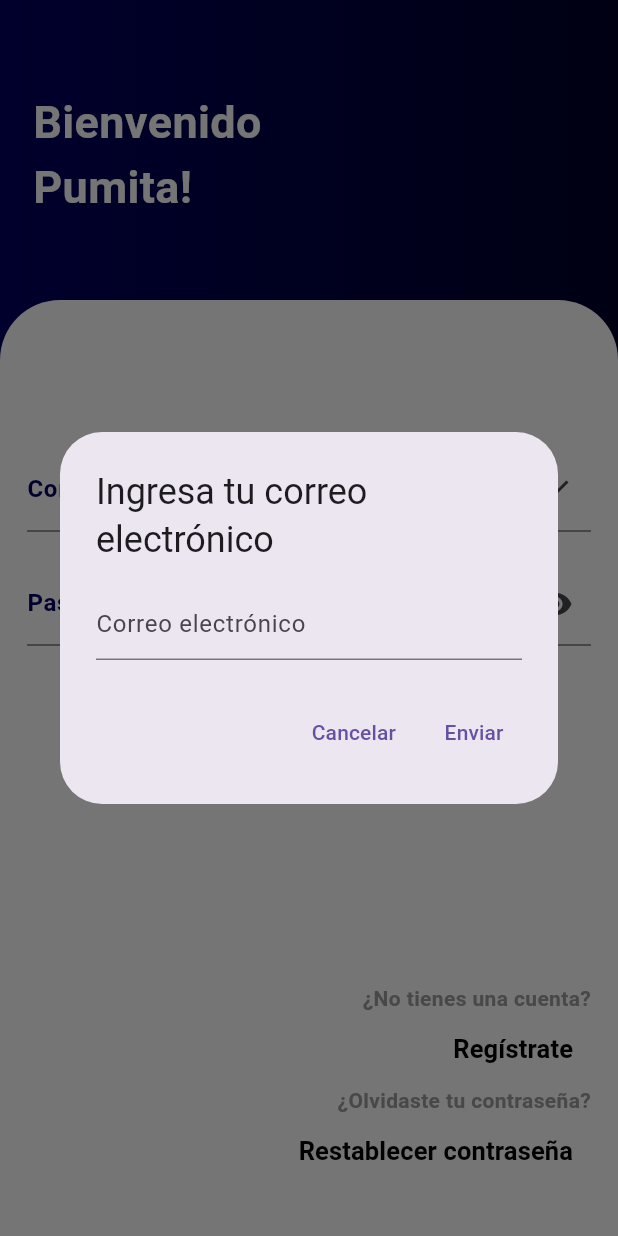
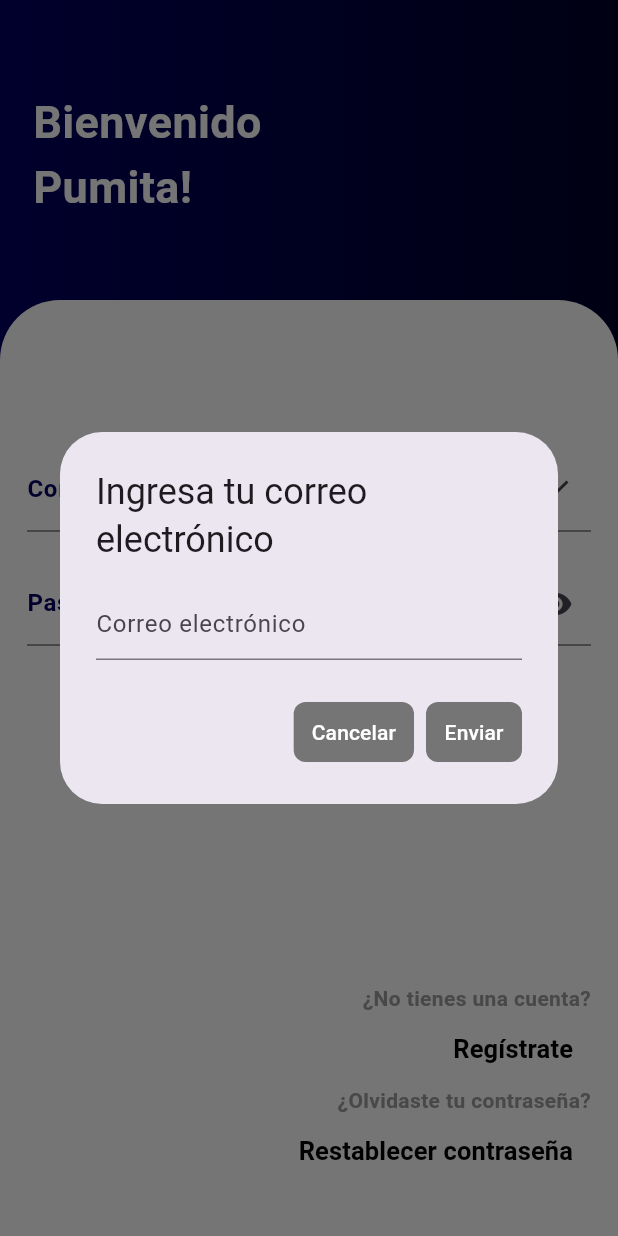
Before and after one commit to DanielGiron20/pumitasEmprendedores, a Flutter app: the LoginPage screen opened by its route, after a tap on "Restablecer contraseña", on a phone screen of 412 x 824 dp. Run offline on Flutter 3.47's test engine with Material 3 defaults, Android fonts, the phone set to English and light mode, and no system bars; our stand-ins replace animate_do, cloud_firestore, firebase_auth, firebase_core, firebase_storage, font_awesome_flutter and 4 more; accounts and stored records are empty.

Commit message:
Decoracion de showdialogs y snackbars

```diff
--- a/lib/agregar_producto.dart
+++ b/lib/agregar_producto.dart
@@ -148,7 +148,7 @@ class _AgregarProductoState extends State<AgregarProducto> {
           'images': [imageUrl],
         });
 
-        Get.snackbar('Éxito', 'Producto registrado exitosamente');
+        Get.snackbar('Éxito', 'Producto registrado exitosamente', backgroundColor: Colors.green, colorText: Colors.white);
 
         _formKey.currentState?.reset();
         setState(() {
@@ -167,7 +167,7 @@ class _AgregarProductoState extends State<AgregarProducto> {
         print("Error: $e");
       }
     } else {
-      Get.snackbar('Error', 'Por favor complete los campos correctamente');
+      Get.snackbar('Error', 'Por favor complete los campos correctamente', backgroundColor: Colors.red, colorText: Colors.white);
     }
   }
 
--- a/lib/login_page.dart
+++ b/lib/login_page.dart
@@ -168,10 +168,24 @@ class _LoginPageState extends State<LoginPage> {
           ),
           actions: <Widget>[
             TextButton(
+               style: TextButton.styleFrom(
+                  foregroundColor: Colors.white,
+                  backgroundColor: Colors.grey[600],
+                  shape: RoundedRectangleBorder(
+                    borderRadius: BorderRadius.circular(8.0),
+                  ),
+                ),
               child: const Text('Cancelar'),
               onPressed: () => Navigator.of(context).pop(null), // Cancelar
             ),
             TextButton(
+               style: TextButton.styleFrom(
+                  foregroundColor: Colors.white,
+                  backgroundColor: Colors.grey[600],
+                  shape: RoundedRectangleBorder(
+                    borderRadius: BorderRadius.circular(8.0),
+                  ),
+                ),
               child: const Text('Enviar'),
               onPressed: () => Navigator.of(context)
                   .pop(emailInput), // Enviar el correo ingresado
--- a/lib/pantalla_principal.dart
+++ b/lib/pantalla_principal.dart
@@ -322,7 +322,7 @@ class _PantallaPrincipalState extends State<PantallaPrincipal> {
 
     FirebaseFirestore firestore = FirebaseFirestore.instance;
     CollectionReference productsCollection =
-        firestore.collection('products').doc('vs products').collection('vs');
+        firestore.collection('products').doc('vs').collection('vs');
 
     Query query = productsCollection
         .where('category', isEqualTo: category)
```
Also changed, not shown: lib/Editar_perfil.dart (+28 -0 lines), lib/mi_producto.dart (+14 -0 lines), pubspec.lock.
